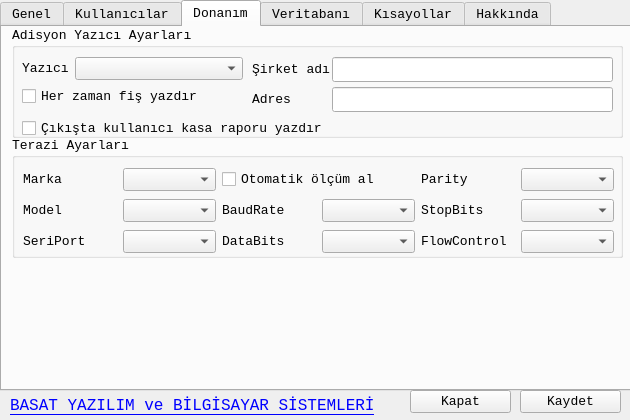
mamoo81/bhss, file ayarlardialog.ui: the form before one commit.
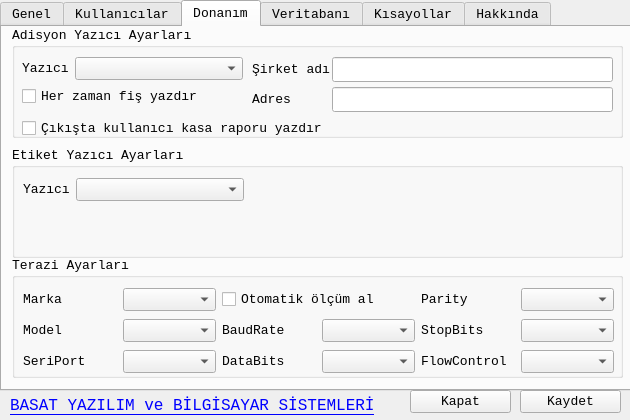
The form after the commit. The open tabs and pages were chosen to show the change. Icons and pictures are not drawn.

Patch:
```diff
--- a/ayarlardialog.ui
+++ b/ayarlardialog.ui
@@ -539,7 +539,7 @@
      <property name="geometry">
       <rect>
        <x>10</x>
-       <y>110</y>
+       <y>230</y>
        <width>611</width>
        <height>121</height>
       </rect>
@@ -647,6 +647,41 @@
       </layout>
      </widget>
     </widget>
+    <widget class="QGroupBox" name="groupBox_3">
+     <property name="geometry">
+      <rect>
+       <x>10</x>
+       <y>120</y>
+       <width>611</width>
+       <height>111</height>
+      </rect>
+     </property>
+     <property name="title">
+      <string>Etiket Yazıcı Ayarları</string>
+     </property>
+     <widget class="QWidget" name="">
+      <property name="geometry">
+       <rect>
+        <x>11</x>
+        <y>31</y>
+        <width>221</width>
+        <height>27</height>
+       </rect>
+      </property>
+      <layout class="QFormLayout" name="formLayout_3">
+       <item row="0" column="0">
+        <widget class="QLabel" name="label_13">
+         <property name="text">
+          <string>Yazıcı</string>
+         </property>
+        </widget>
+       </item>
+       <item row="0" column="1">
+        <widget class="QComboBox" name="EtiketYazicicomboBox"/>
+       </item>
+      </layout>
+     </widget>
+    </widget>
    </widget>
    <widget class="QWidget" name="tabVeritabani">
     <attribute name="title">
```
Left out of the diff: 2 changed lines with no effect on the pictures.
